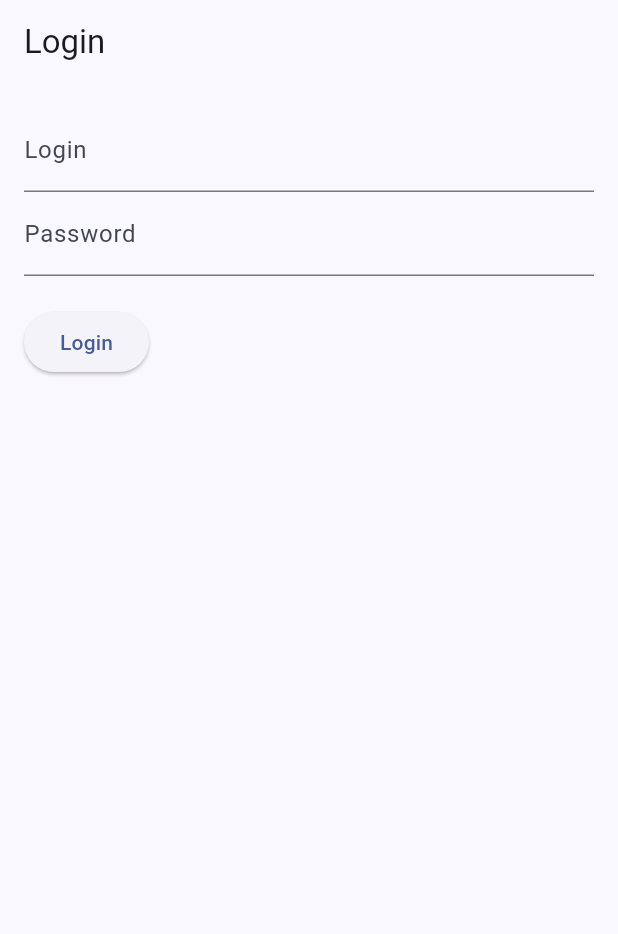
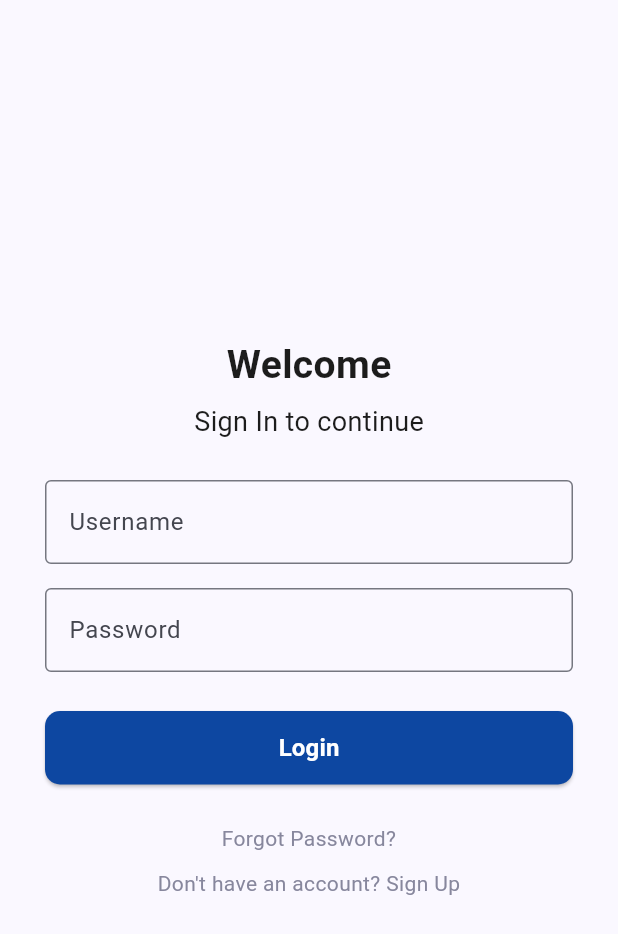
Before and after one commit to dawidkrysa/budget-project, a Flutter app: the screen it shows after launch, on a phone screen of 412 x 824 dp. Shown: the top 934 px of the screen. Run offline on Flutter 3.47's test engine with Material 3 defaults, Android fonts, the phone set to English and light mode, and no system bars; our stand-ins replace dio, flutter_dotenv, flutter_secure_storage, get_it, go_router; Roboto replaces fonts that are missing (Poppins).

Commit message:
Update login screen based on https://medium.com/@rohan.surve5/building-a-simple-login-screen-in-flutter-my-comeback-to-ui-development-60ebf1cd4bdc

```diff
--- a/frontend/web_app/lib/app/features/login/login_page.dart
+++ b/frontend/web_app/lib/app/features/login/login_page.dart
@@ -3,41 +3,110 @@ import 'package:provider/provider.dart';
 
 import '../../../viewmodels/login_viewmodel.dart';
 
-class LoginPage extends StatelessWidget {
+class LoginPage extends StatefulWidget {
   const LoginPage({super.key});
 
+  @override
+  _LoginPageState createState() => _LoginPageState();
+}
+
+class _LoginPageState extends State<LoginPage> {
   @override
   Widget build(BuildContext context) {
     final loginViewModel = Provider.of<LoginViewModel>(context);
 
     return Scaffold(
-      appBar: AppBar(
-        title: const Text('Login'),
+      body: Center(
+        child: Padding(
+          padding: const EdgeInsets.all(30.0),
+          child: Column(
+            mainAxisAlignment: MainAxisAlignment.center,
+            crossAxisAlignment: CrossAxisAlignment.center,
+            children: [
+              Text(
+                'Welcome',
+                style: TextStyle(
+                  fontFamily: 'Poppins',
+                  fontWeight: FontWeight.bold,
+                  fontSize: 26,
+                  color: Color(0xFF1C1C1C),
                 ),
-      body: Padding(
-        padding: const EdgeInsets.all(16.0),
-        child: Column(
-          crossAxisAlignment: CrossAxisAlignment.start,
-          children: [
+              ),
+              SizedBox(height: 6),
+              Text(
+                'Sign In to continue',
+                style: TextStyle(
+                  fontFamily: 'Poppins',
+                  fontWeight: FontWeight.normal,
+                  fontSize: 18,
+                  color: Color(0xFF1C1C1C),
+                ),
+              ),
+              SizedBox(height: 26),
               TextField(
                 controller: loginViewModel.loginController,
-              decoration: const InputDecoration(labelText: 'Login'),
+                decoration: InputDecoration(
+                  labelText: 'Username',
+                  border: OutlineInputBorder(),
                 ),
+              ),
+              SizedBox(height: 16),
               TextField(
                 controller: loginViewModel.passwordController,
                 obscureText: true,
-              decoration: const InputDecoration(labelText: 'Password'),
+                decoration: InputDecoration(
+                  labelText: 'Password',
+                  border: OutlineInputBorder(),
                 ),
-            const SizedBox(height: 20),
-            loginViewModel.isLoading
+              ),
+              const SizedBox(height: 26),
+              SizedBox(
+                width: double.infinity,
+                height: 49,
+                child: loginViewModel.isLoading
                     ? const Center(child: CircularProgressIndicator())
                     : ElevatedButton(
                         onPressed: () {
                           loginViewModel.login(context);
                         },
-                    child: const Text('Login'),
+                        style: ElevatedButton.styleFrom(
+                          backgroundColor: Colors.blue.shade900,
+                          shape: RoundedRectangleBorder(
+                            borderRadius: BorderRadius.circular(10),
+                          ),
+                        ),
+                        child: Text(
+                          'Login',
+                          style: TextStyle(
+                            color: Colors.white,
+                            fontSize: 16,
+                            fontWeight: FontWeight.bold,
+                          ),
+                        ),
+                      ),
+              ),
+              SizedBox(height: 26),
+              Center(
+                child: Text(
+                  'Forgot Password?',
+                  textAlign: TextAlign.center,
+                  style: TextStyle(fontSize: 14, color: Color(0xFF87879D)),
+                ),
+              ),
+              SizedBox(height: 10),
+              Center(
+                child: Text(
+                  "Don't have an account? Sign Up",
+                  textAlign: TextAlign.center,
+                  style: TextStyle(
+                    fontFamily: 'Poppins',
+                    fontSize: 14,
+                    color: Color(0xFF87879D),
+                  ),
+                ),
               ),
             ],
+          ),
         ),
       ),
     );
--- a/frontend/web_app/lib/viewmodels/login_viewmodel.dart
+++ b/frontend/web_app/lib/viewmodels/login_viewmodel.dart
@@ -46,6 +46,7 @@ class LoginViewModel extends ChangeNotifier {
     }
   }
 
+  // Called when object is removed from the tree
   @override
   void dispose() {
     loginController.dispose();
```
Lines whose indentation alone changed are shown as unchanged.
